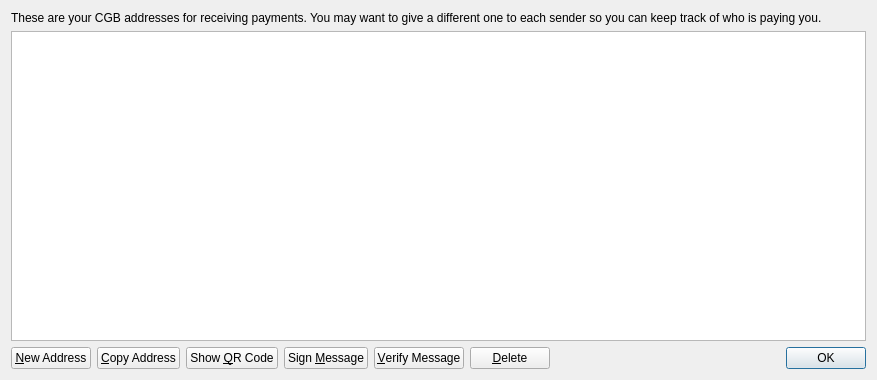
Qt form src/qt/forms/addressbookpage.ui (cryptogenicbonds/CryptoBullion-CBX) before a commit.
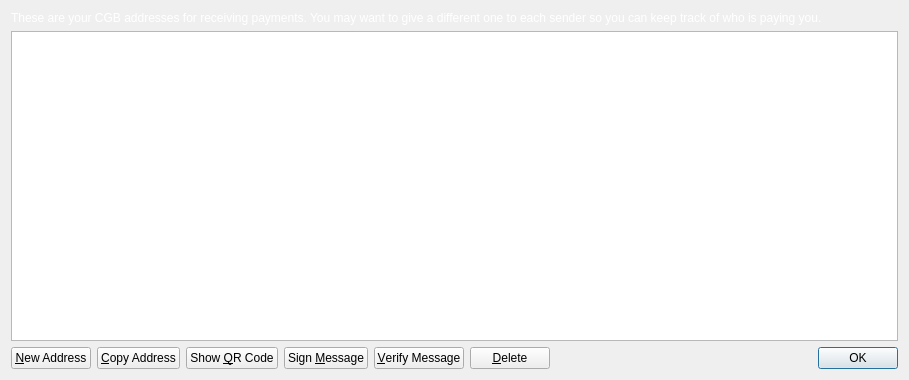
The same form after that commit. Icons and pictures are not drawn.

Diff of the .ui file:
```diff
--- a/src/qt/forms/addressbookpage.ui
+++ b/src/qt/forms/addressbookpage.ui
@@ -6,7 +6,7 @@
    <rect>
     <x>0</x>
     <y>0</y>
-    <width>877</width>
+    <width>909</width>
     <height>380</height>
    </rect>
   </property>
@@ -16,6 +16,9 @@
   <layout class="QVBoxLayout" name="verticalLayout">
    <item>
     <widget class="QLabel" name="labelExplanation">
+     <property name="styleSheet">
+      <string notr="true">background: transparent;color:#FFFFFF;</string>
+     </property>
      <property name="text">
       <string>These are your CGB addresses for receiving payments. You may want to give a different one to each sender so you can keep track of who is paying you.</string>
      </property>
```
